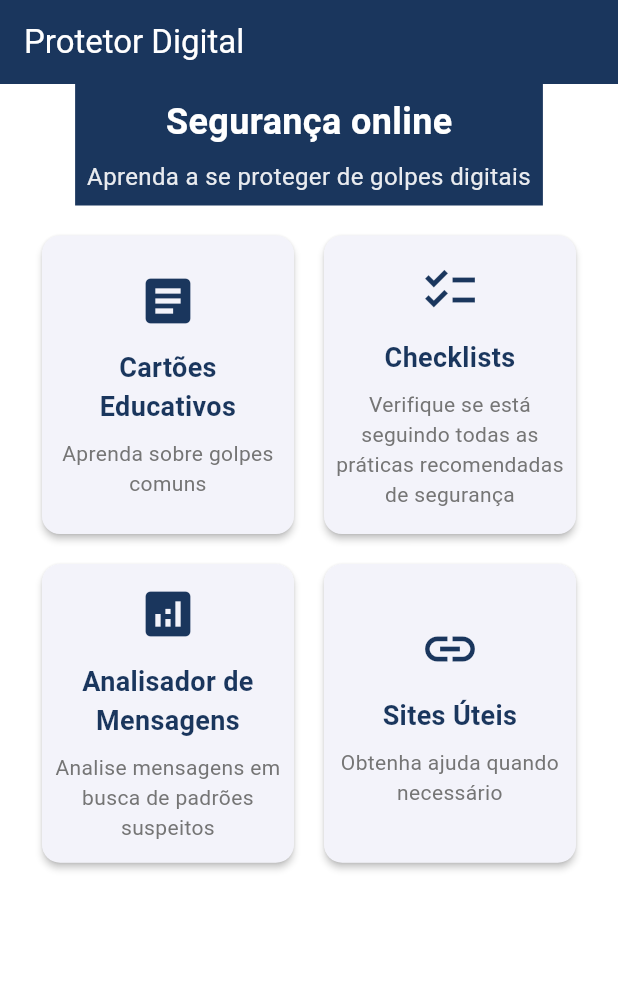
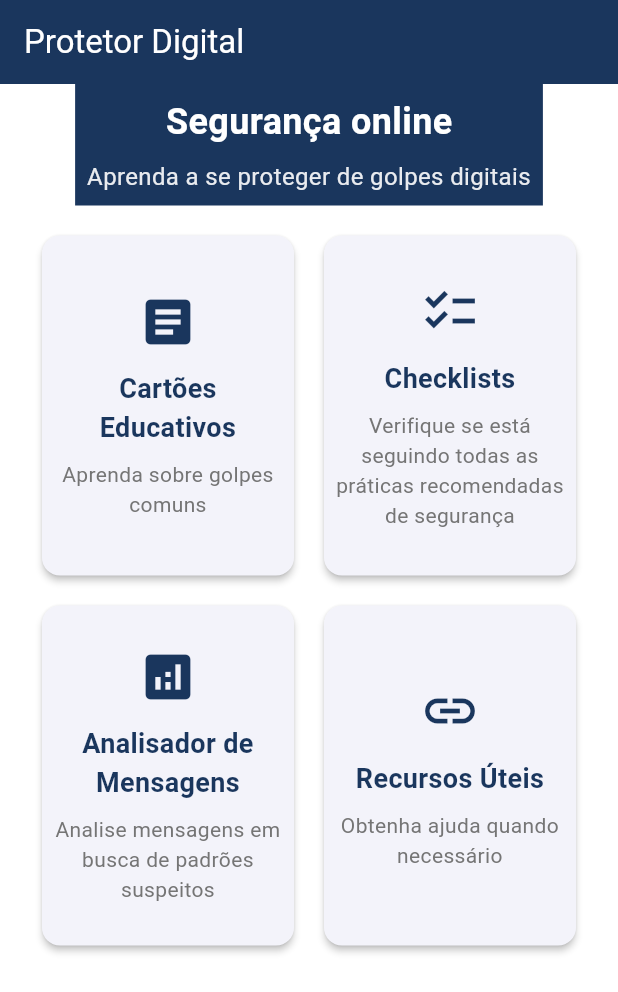
Before and after one commit to matheusclemente/protetor_digital_prototipo, a Flutter app: the MainScreen screen opened directly, on a phone screen of 412 x 824 dp. Shown: the top 992 px of the screen. Run offline on Flutter 3.47's test engine with Material 3 defaults, Android fonts, the phone set to English and light mode, and no system bars; our stand-ins replace introduction_screen.

Commit message:
Minor main screen corrections

```diff
--- a/lib/main.dart
+++ b/lib/main.dart
@@ -187,7 +187,7 @@ class MainScreen extends StatelessWidget {
               padding: const EdgeInsets.all(8),
               child: GridView.count(
                 crossAxisCount: 2,
-                childAspectRatio: 0.85,
+                childAspectRatio: 0.75,
                 mainAxisSpacing: 12,
                 crossAxisSpacing: 12,
                 padding:
@@ -221,7 +221,7 @@ class MainScreen extends StatelessWidget {
                   _buildFeatureCard(
                     context,
                     Icons.link,
-                    'Sites Úteis',
+                    'Recursos Úteis',
                     () => Navigator.push(context,
                         MaterialPageRoute(builder: (_) => UsefulLinksScreen())),
                   ),
@@ -279,7 +279,7 @@ class MainScreen extends StatelessWidget {
         return 'Verifique se está seguindo todas as práticas recomendadas de segurança';
       case 'Analisador de Mensagens':
         return 'Analise mensagens em busca de padrões suspeitos';
-      case 'Sites Úteis':
+      case 'Recursos Úteis':
         return 'Obtenha ajuda quando necessário';
       default:
         return '';
```
